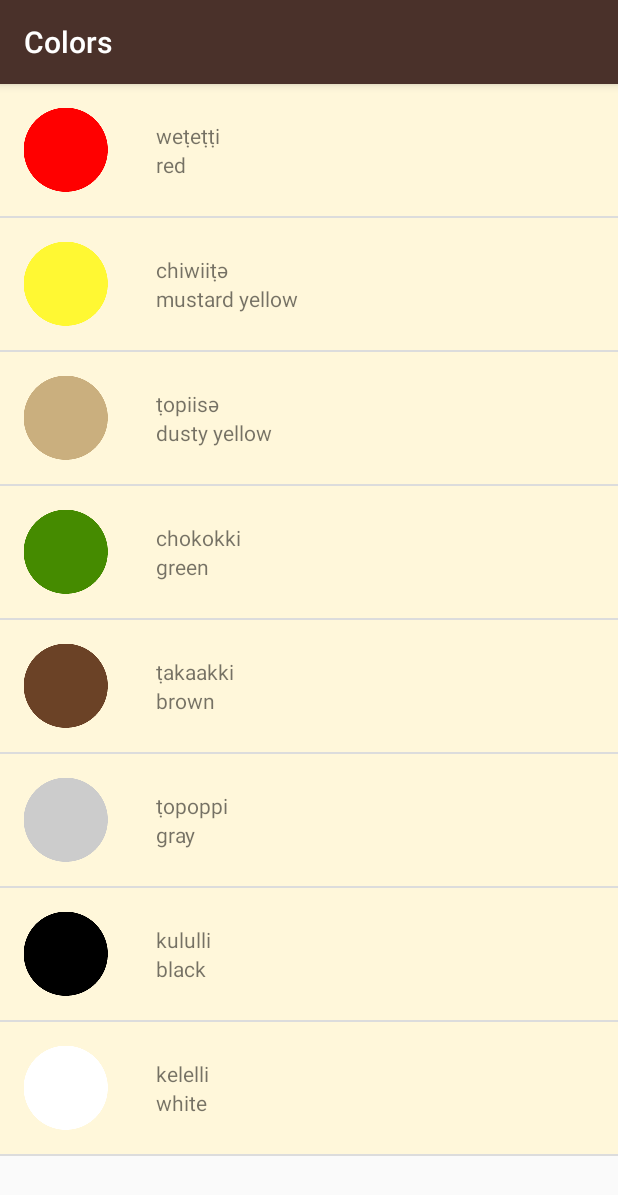
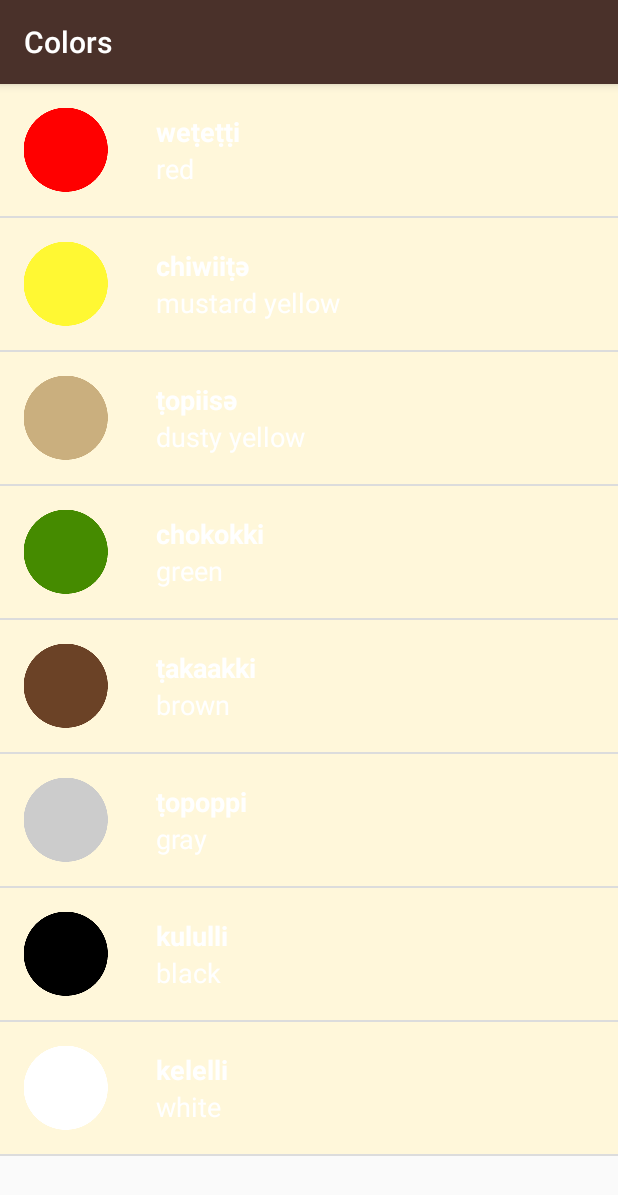
Before and after one commit to adussa3/Miwok, an Android app: the ColorsActivity screen opened directly, with no data from a screen before it, on a phone screen of 412 x 824 dp. Shown: the top 1195 px of the screen. Run offline under Robolectric (Android 15) with nearby library versions, the phone set to English and light mode, and no system bars.

Commit message:
Added style for Miwok and default language text

```diff
--- a/app/src/main/res/values/styles.xml
+++ b/app/src/main/res/values/styles.xml
@@ -30,4 +30,17 @@
         <item name="android:textStyle">bold</item>
         <item name="android:textAppearance">?android:textAppearanceMedium</item>
     </style>
+
+    <!-- Style for the Miwok language text -->
+    <style name="ListItemMiwokStyle">
+        <item name="android:textColor">@android:color/white</item>
+        <item name="android:textAppearance">@style/TextAppearance.AppCompat.Medium</item>
+        <item name="android:textStyle">bold</item>
+    </style>
+
+    <!-- Style for the default language text -->
+    <style name="ListItemDefaultStyle">
+        <item name="android:textColor">@android:color/white</item>
+        <item name="android:textAppearance">@style/TextAppearance.AppCompat.Medium</item>
+    </style>
 </resources>
```
